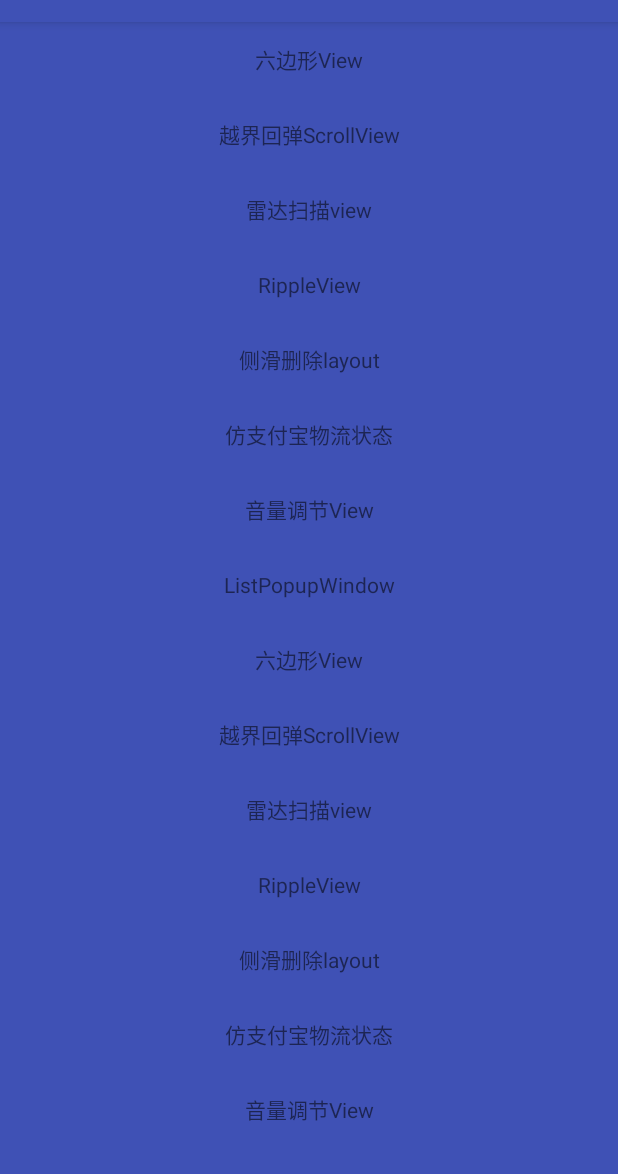
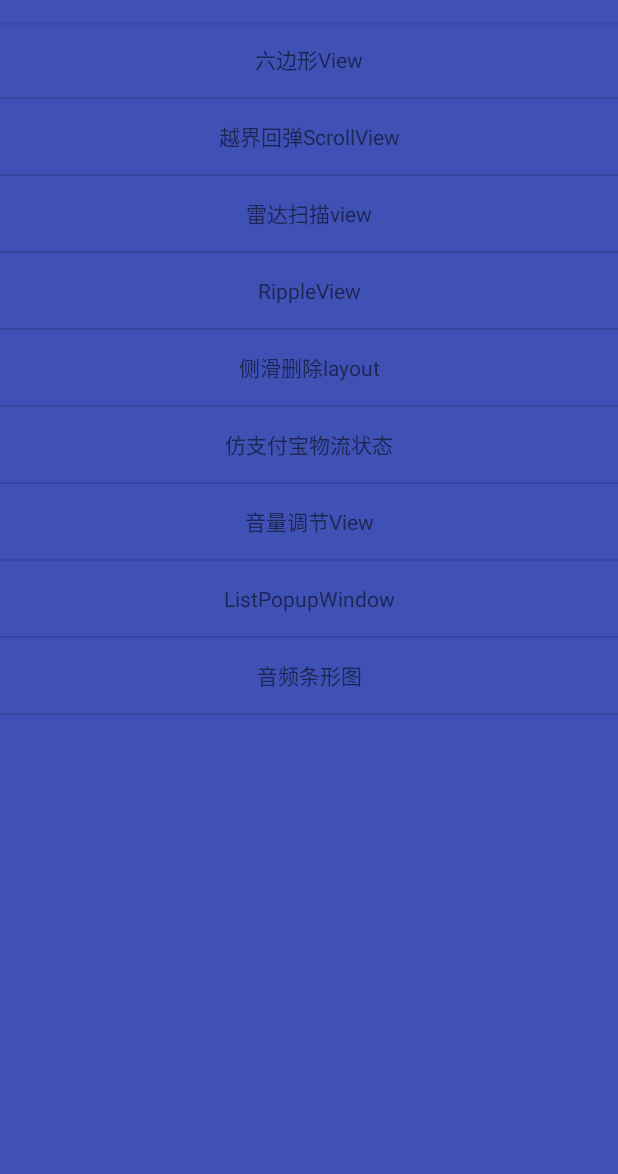
Before and after one commit to qiangxi/CustomViewProject, an Android app: the screen it shows after launch (MainActivity), on a phone screen of 412 x 824 dp, the part 62-1236 px from its top. Run offline under Robolectric (Android 15) with nearby library versions, the phone set to English and light mode, and no system bars.

Commit message:
新增音频条形图View

```diff
--- a/app/src/main/java/com/lanma/customviewproject/activities/MainActivity.java
+++ b/app/src/main/java/com/lanma/customviewproject/activities/MainActivity.java
@@ -36,31 +36,7 @@ public class MainActivity extends AppCompatActivity implements AdapterView.OnIte
         mList.add(new MainListInfo("仿支付宝物流状态", StateLineActivity.class));
         mList.add(new MainListInfo("音量调节View", VolumeControlViewActivity.class));
         mList.add(new MainListInfo("ListPopupWindow", ListPopupWindowActivity.class));
-
-        mList.add(new MainListInfo("六边形View", HexagonTextViewDemoActivity.class));
-        mList.add(new MainListInfo("越界回弹ScrollView", ElasticityScrollViewActivity.class));
-        mList.add(new MainListInfo("雷达扫描view", RadarSearchViewActivity.class));
-        mList.add(new MainListInfo("RippleView", RippleViewActivity.class));
-        mList.add(new MainListInfo("侧滑删除layout", SlideLayoutActivity.class));
-        mList.add(new MainListInfo("仿支付宝物流状态", StateLineActivity.class));
-        mList.add(new MainListInfo("音量调节View", VolumeControlViewActivity.class));
-        mList.add(new MainListInfo("ListPopupWindow", ListPopupWindowActivity.class));
-        mList.add(new MainListInfo("六边形View", HexagonTextViewDemoActivity.class));
-        mList.add(new MainListInfo("越界回弹ScrollView", ElasticityScrollViewActivity.class));
-        mList.add(new MainListInfo("雷达扫描view", RadarSearchViewActivity.class));
-        mList.add(new MainListInfo("RippleView", RippleViewActivity.class));
-        mList.add(new MainListInfo("侧滑删除layout", SlideLayoutActivity.class));
-        mList.add(new MainListInfo("仿支付宝物流状态", StateLineActivity.class));
-        mList.add(new MainListInfo("音量调节View", VolumeControlViewActivity.class));
-        mList.add(new MainListInfo("ListPopupWindow", ListPopupWindowActivity.class));
-        mList.add(new MainListInfo("六边形View", HexagonTextViewDemoActivity.class));
-        mList.add(new MainListInfo("越界回弹ScrollView", ElasticityScrollViewActivity.class));
-        mList.add(new MainListInfo("雷达扫描view", RadarSearchViewActivity.class));
-        mList.add(new MainListInfo("RippleView", RippleViewActivity.class));
-        mList.add(new MainListInfo("侧滑删除layout", SlideLayoutActivity.class));
-        mList.add(new MainListInfo("仿支付宝物流状态", StateLineActivity.class));
-        mList.add(new MainListInfo("音量调节View", VolumeControlViewActivity.class));
-        mList.add(new MainListInfo("ListPopupWindow", ListPopupWindowActivity.class));
+        mList.add(new MainListInfo("音频条形图", AudioBarChartActivity.class));
         mListView.setAdapter(new MainListAdapter(this, mList));
         mListView.setOnItemClickListener(this);
     }
--- a/app/src/main/res/layout/activity_main.xml
+++ b/app/src/main/res/layout/activity_main.xml
@@ -6,7 +6,7 @@
     android:orientation="vertical"
     android:background="@color/colorAccent">
 
-    <com.lanma.customviewproject.views.ElasticityListView
+    <ListView
         android:id="@+id/listView"
         android:layout_width="match_parent"
         android:background="@color/colorPrimary"
```
Also changed, not shown: app/src/main/AndroidManifest.xml (+16 -24 lines), app/src/main/java/com/lanma/customviewproject/activities/AudioBarChartActivity.java (added, +19 -0 lines), app/src/main/java/com/lanma/customviewproject/util/ScreenUtils.java (added, +148 -0 lines), app/src/main/java/com/lanma/customviewproject/views/AudioBarChart.java (added, +79 -0 lines), app/src/main/res/layout/activity_audio_bar_chart.xml (added, +17 -0 lines).
